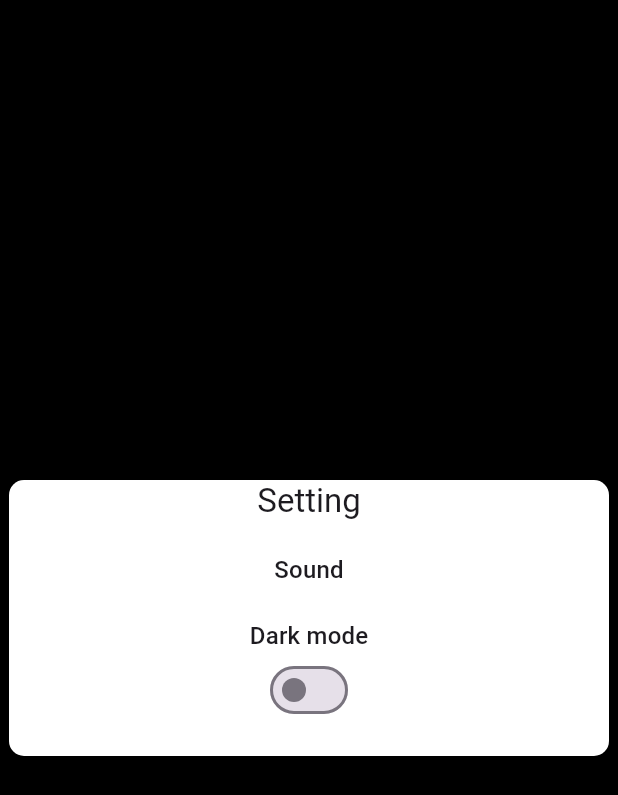
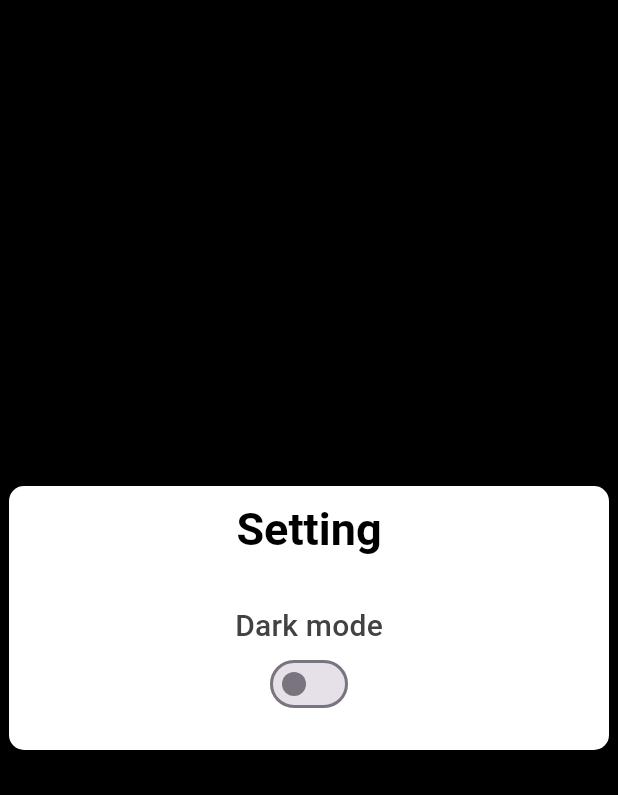
Before and after one commit to SinPhourivath/sudoku-mobile, a Flutter app: the GameScreen screen opened directly, after a tap on the "settings" icon, on a phone screen of 412 x 824 dp. Shown: the top 795 px of the screen. Run offline on Flutter 3.47's test engine with Material 3 defaults, Android fonts, the phone set to English and light mode, and no system bars.

Commit message:
Fix setting swicth bug where it doesn't turn on by default user device is already in dark mode

```diff
--- a/lib/screens/setting_screen.dart
+++ b/lib/screens/setting_screen.dart
@@ -11,6 +11,7 @@ class SettingScreen extends StatelessWidget {
   @override
   Widget build(BuildContext context) {
     final themeNotifier = Provider.of<ThemeNotifier>(context);
+    final isDarkMode = Theme.of(context).brightness == Brightness.dark;
 
     return Stack(
       children: [
@@ -31,7 +32,7 @@ class SettingScreen extends StatelessWidget {
             child: Container(
               width: 400,
               decoration: BoxDecoration(
-                color: themeNotifier.themeMode == ThemeMode.dark
+                color: isDarkMode
                     ? Colors.grey[900]!.withValues(alpha: 100)
                     : Colors.white.withValues(alpha: 100),
                 borderRadius: BorderRadius.circular(10),
@@ -39,26 +40,30 @@ class SettingScreen extends StatelessWidget {
               child: Column(
                 mainAxisSize: MainAxisSize.min,
                 children: [
-                  Text("Setting",
-                      style: Theme.of(context).textTheme.titleLarge),
-                  SizedBox(height: 20),
-                  Text(
-                    "Sound",
-                    style: Theme.of(context).textTheme.titleMedium,
+                  Padding(
+                    padding: const EdgeInsets.all(10),
+                    child: Text(
+                      "Setting",
+                      style: Theme.of(context).textTheme.titleLarge?.copyWith(
+                            fontWeight: FontWeight.bold,
+                            color: isDarkMode ? Colors.white : Colors.black,
+                            fontSize: 30,
+                          ),
+                    ),
                   ),
-                  // Material(
-                  //   color: Colors.transparent,
-                  //   child: AudioSlider(),
-                  // ),
                   SizedBox(height: 20),
                   Text(
                     "Dark mode",
-                    style: Theme.of(context).textTheme.titleMedium,
+                    style: Theme.of(context).textTheme.titleMedium?.copyWith(
+                          fontSize: 20,
+                          color:
+                              isDarkMode ? Colors.grey[500] : Colors.grey[800],
+                        ),
                   ),
                   Material(
                     color: Colors.transparent,
                     child: Switch(
-                      value: themeNotifier.themeMode == ThemeMode.dark,
+                      value: isDarkMode,
                       onChanged: (bool value) {
                         themeNotifier.toggleTheme(value);
                       },
```
